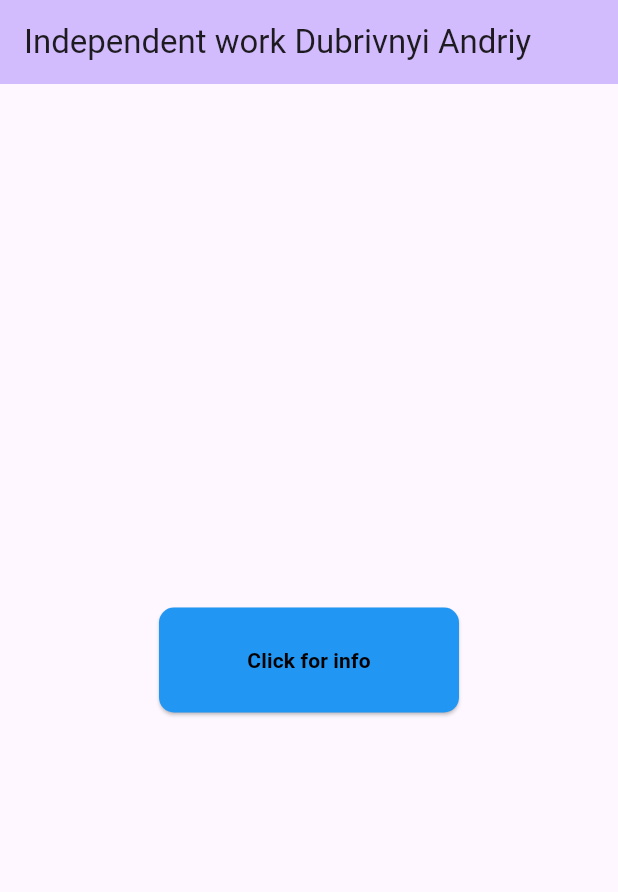
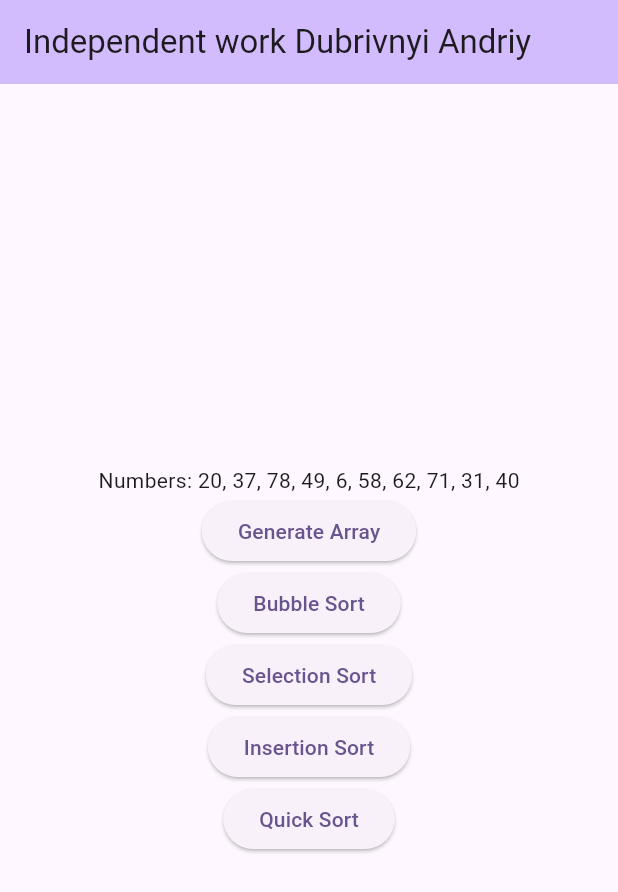
Before and after one commit to AndreyDubrivnyi/labs_mob_dubrivnyi, a Flutter app: the MyLab6 screen opened directly, on a phone screen of 412 x 824 dp. Shown: the top 892 px of the screen. Run offline on Flutter 3.47's test engine with Material 3 defaults, Android fonts, the phone set to English and light mode, and no system bars; our stand-ins replace file_picker, fl_chart.

Commit message:
- lab work 6

```diff
--- a/lib/lab6.dart
+++ b/lib/lab6.dart
@@ -1,4 +1,5 @@
 import 'package:flutter/material.dart';
+import 'dart:math' as math;
 
 class Lab6 extends StatelessWidget {
   const Lab6({super.key});
@@ -21,19 +22,96 @@ class MyLab6 extends StatefulWidget {
   final String title;
 
   @override
-  State<MyLab6> createState() => _MyLab1PageState();
+  State<MyLab6> createState() => _MyLab6PageState();
 }
 
-class _MyLab1PageState extends State<MyLab6> {
-  bool _infoVisible = false;
-  bool _isButtonVisible = true;
+class _MyLab6PageState extends State<MyLab6> {
+  List<int> _numbers = [];
+  String _sortedNumbers = '';
 
-  void giveInfo() {
-    setState(() {
-      _infoVisible = true;
-      _isButtonVisible = false;
-    });
+  void _generateArray() {
+    final random = math.Random();
+    _numbers = List.generate(10, (_) => random.nextInt(100));
+    _sortedNumbers = _numbers.join(', ');
   }
+
+  void _bubbleSort() {
+    List<int> nums = List.from(_numbers);
+    for (int i = 0; i < nums.length - 1; i++) {
+      for (int j = 0; j < nums.length - i - 1; j++) {
+        if (nums[j] > nums[j + 1]) {
+          int temp = nums[j];
+          nums[j] = nums[j + 1];
+          nums[j + 1] = temp;
+        }
+      }
+    }
+    _sortedNumbers = nums.join(', ');
+  }
+
+  void _selectionSort() {
+    List<int> nums = List.from(_numbers);
+    for (int i = 0; i < nums.length; i++) {
+      int minIndex = i;
+      for (int j = i + 1; j < nums.length; j++) {
+        if (nums[j] < nums[minIndex]) {
+          minIndex = j;
+        }
+      }
+      if (minIndex != i) {
+        int temp = nums[i];
+        nums[i] = nums[minIndex];
+        nums[minIndex] = temp;
+      }
+    }
+    _sortedNumbers = nums.join(', ');
+  }
+
+  void _insertionSort() {
+    List<int> nums = List.from(_numbers);
+    for (int i = 1; i < nums.length; i++) {
+      int key = nums[i];
+      int j = i - 1;
+      while (j >= 0 && nums[j] > key) {
+        nums[j + 1] = nums[j];
+        j = j - 1;
+      }
+      nums[j + 1] = key;
+    }
+    _sortedNumbers = nums.join(', ');
+  }
+
+  void _quickSort(List<int> nums, int low, int high) {
+    if (low < high) {
+      int pivotIndex = _partition(nums, low, high);
+      _quickSort(nums, low, pivotIndex - 1);
+      _quickSort(nums, pivotIndex + 1, high);
+    }
+  }
+
+  int _partition(List<int> nums, int low, int high) {
+    int pivot = nums[high];
+    int i = low - 1;
+    for (int j = low; j < high; j++) {
+      if (nums[j] < pivot) {
+        i++;
+        int temp = nums[i];
+        nums[i] = nums[j];
+        nums[j] = temp;
+      }
+    }
+    int temp = nums[i + 1];
+    nums[i + 1] = nums[high];
+    nums[high] = temp;
+    return i + 1;
+  }
+
+  @override
+  void initState() {
+    super.initState();
+    _generateArray();
+  }
+
   @override
   Widget build(BuildContext context) {
     return Scaffold(
@@ -45,74 +123,49 @@ class _MyLab1PageState extends State<MyLab6> {
         child: Column(
           mainAxisAlignment: MainAxisAlignment.center,
           children: <Widget>[
-            Visibility(
-              visible: _infoVisible,
-              child: const Text(
-                "Прізвище, ім'я та по батькові:\n Andriy Dubrivnyi \n",
-                textAlign: TextAlign.center,
-                style: TextStyle(
-                  color: Colors.black,
-                  fontWeight: FontWeight.bold,
-                ),
-              ), // Первая строка
+            Text('Numbers: $_sortedNumbers'),
+            ElevatedButton(
+              onPressed: () {
+                setState(() {
+                  _generateArray();
+                });
+              },
+              child: Text('Generate Array'),
             ),
-            Visibility(
-              visible: _infoVisible,
-              child: const Text(
-                "Назва спеціальності, на якій навчаєтесь:\nComputer Science \n",
-                textAlign: TextAlign.center,
-                style: TextStyle(
-                  color: Colors.black,
-                  fontWeight: FontWeight.bold,
-                ),
-              ), // Вторая строка
+            ElevatedButton(
+              onPressed: () {
+                setState(() {
+                  _bubbleSort();
+                });
+              },
+              child: Text('Bubble Sort'),
             ),
-            Visibility(
-              visible: _infoVisible,
-              child: const Text(
-                "Номер курсу і групи:\n 4 years, KH 20001Б \n ",
-                textAlign: TextAlign.center,
-                style: TextStyle(
-                  color: Colors.black,
-                  fontWeight: FontWeight.bold,
-                ),
-              ),
+            ElevatedButton(
+              onPressed: () {
+                setState(() {
+                  _selectionSort();
+                });
+              },
+              child: Text('Selection Sort'),
             ),
-            Visibility(
-              visible: _infoVisible,
-              child: const Text(
-                "Чого хотіли би досягти в кінці цього \n навчального курсу:\nI want to improve my Flutter skills \n",
-                textAlign: TextAlign.center,
-                style: TextStyle(
-                  color: Colors.black,
-                  fontWeight: FontWeight.bold,
-                ),
-              ),
+            ElevatedButton(
+              onPressed: () {
+                setState(() {
+                  _insertionSort();
+                });
+              },
+              child: Text('Insertion Sort'),
             ),
-            Visibility(
-              visible: _isButtonVisible,
-              child: ElevatedButton(
-                onPressed: giveInfo,
-                style: ButtonStyle(
-                  minimumSize: MaterialStateProperty.all(const Size(200, 70)),
-                  backgroundColor: MaterialStateProperty.all(Colors.blue),
-                  shape: MaterialStateProperty.all<RoundedRectangleBorder>(
-                    RoundedRectangleBorder(
-                      borderRadius: BorderRadius.circular(10.0),
-                    ),
-                  ),
-                ),
-                child: const Text(
-                  "Click for info",
-                  textAlign: TextAlign.center,
-                  style: TextStyle(
-                    color: Colors.black,
-                    fontWeight: FontWeight.bold,
-                  ),
-                ),
-              ),
+            ElevatedButton(
+              onPressed: () {
+                setState(() {
+                  List<int> nums = List.from(_numbers);
+                  _quickSort(nums, 0, nums.length - 1);
+                  _sortedNumbers = nums.join(', ');
+                });
+              },
+              child: Text('Quick Sort'),
             ),
-
           ],
         ),
       ),
--- a/lib/main.dart
+++ b/lib/main.dart
@@ -206,7 +206,7 @@ class _MyHomePageState extends State<MyHomePage> {
             ),
             ElevatedButton(
               onPressed: () {
-                openLab5(context);
+                openLab6(context);
               },
               style: ButtonStyle(
                 minimumSize: MaterialStateProperty.all(const Size(100, 40)),
```
